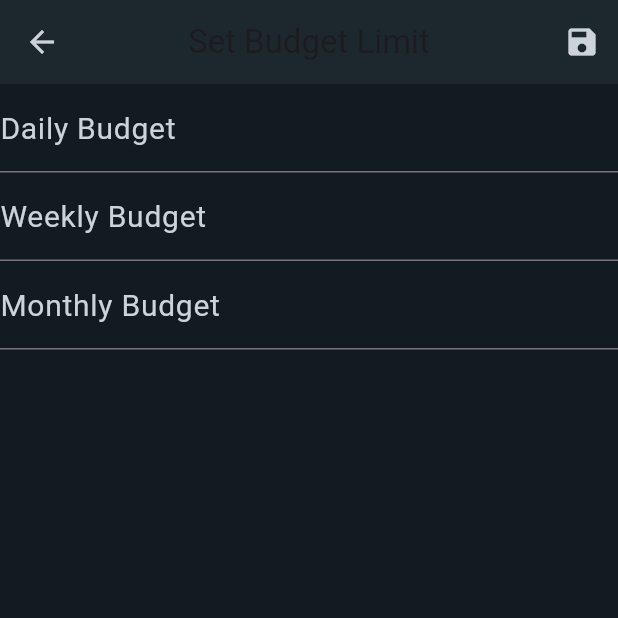
After one commit to spadrejuan/budget-bayani, a Flutter app: the SetLimitForm screen opened directly, after a tap on the "arrow back" icon, after a tap on the "add" icon, on a phone screen of 412 x 824 dp, the top half of it. The commit adds this screen. Run offline on Flutter 3.47's test engine with Material 3 defaults, Android fonts, the phone set to English and light mode, and no system bars; our stand-ins replace pie_chart, sqflite; missing offline and left inert: progresso; accounts and stored records are empty.

Commit message:
Added functional limits

```diff
--- a/budget_bayani/lib/db/db_helper.dart
+++ b/budget_bayani/lib/db/db_helper.dart
@@ -29,7 +29,7 @@ class DBHelper {
         "goal_name TEXT NOT NULL, goal_start TEXT NOT NULL,"
         "goal_end TEXT NOT NULL, goal_amount DOUBLE NOT NULL, income_category TEXT NOT NULL)");
     await database.execute("CREATE TABLE IF NOT EXISTS  limits(limit_id INTEGER PRIMARY KEY AUTOINCREMENT NOT NULL,"
-        "limit_number DOUBLE)");
+        "limit_amount DOUBLE, limit_threshold TEXT)");
   }
   Future<void> initDB() async {
     String path = await getDatabasesPath();
@@ -57,6 +57,7 @@ class DBHelper {
     final List<Map<String, Object?>> queryResult = await db.query('incomes');
     return queryResult.map((e) => Incomes.fromMap(e)).toList();
   }
+
   Future<int> insertGoal(Goal goal) async {
     int result = await db.insert('goals', goal.toMap());
     return result;
@@ -69,8 +70,31 @@ class DBHelper {
     final List<Map<String, Object?>> queryResult = await db.query('goals');
     return queryResult.map((e) => Goal.fromMap(e)).toList();
   }
-  Future<void> deleteUser(int id) async {
+  Future<void> deleteGoal(int id) async {
     await db.delete('goals', where: 'goal_id=?', whereArgs: [id]);
   }
 
+  Future<int> insertLimit(Limit limit) async {
+    int result = await db.insert('limits', limit.toMap());
+    return result;
+  }
+  Future<int> updateLimit(Limit limit) async {
+    int result = await db.update('limits', limit.toMap(), where: 'limit_id=?', whereArgs: [limit.limitId],);
+    return result;
+  }
+  Future<List<Limit>> retrieveLimit() async {
+    final List<Map<String, Object?>> queryResult = await db.query('limits');
+    return queryResult.map((e) => Limit.fromMap(e)).toList();
+  }
+  Future<void> deleteLimit(int id) async {
+    await db.delete('limits', where: 'limit_id=?', whereArgs: [id]);
+  }
+  Future<List<Limit>> retrieveLimitByThreshold(String string) async {
+    final List<Map<String, Object?>> queryResult = await db.rawQuery('SELECT * FROM limits WHERE limit_threshold=?', [string]);
+    return queryResult.map((e) => Limit.fromMap(e)).toList();
+  }
+  Future<void> deleteLimitByThreshold(String string) async {
+    await db.delete('limits', where: 'limit_threshold=?', whereArgs: [string]);
 }
+
+}
--- a/budget_bayani/lib/models/limits.dart
+++ b/budget_bayani/lib/models/limits.dart
@@ -1,30 +1,48 @@
-import 'package:budget_bayani/models/db_objects.dart';
+import 'db_objects.dart';
 // Inheritance, Encapsulation
-class Limits extends dbObject{
-  int _limitId;
-  double _limitNumber;
-  Limits({
-    required int limitId,
-    required double limitNumber,
-  }): _limitId = limitId, _limitNumber = limitNumber;
-  int get limitId => _limitId!;
-  set limitId(int value) {
-    _limitId = value;
+class Limit extends dbObject {
+  int? limitId;
+  double _limitAmount;
+  String _limitThreshold;
+
+  Limit({
+    this.limitId,
+    required double limitAmount,
+    required String limitThreshold,
+  })
+      :
+        _limitAmount = limitAmount,
+        _limitThreshold = limitThreshold;
+
+  double get limitAmount => _limitAmount;
+
+  set limitAmount(double value) {
+    _limitAmount = value;
   }
-  double get limitNumber => _limitNumber!;
-  set limitNumber(double value) {
-    _limitNumber = value;
+
+  String get limitThreshold => _limitThreshold;
+
+  set limitThreshold(String value) {
+    _limitThreshold = value;
   }
 
   @override
-  Map<String, dynamic> toMap(){
-    return{
-      'limitId': limitId,
-      'limitNumber': limitNumber,
+  Map<String, Object?> toMap() {
+    return {
+      'limit_id': limitId,
+      'limit_amount': limitAmount,
+      'limit_threshold': limitThreshold
     };
   }
+  Limit.fromMap(Map <String, dynamic> map)
+      :
+        limitId = map["limit_id"],
+        _limitAmount = map["limit_amount"],
+        _limitThreshold = map["limit_threshold"];
+
   @override
-  String toString(){
-    return 'Limit{limitId: $limitId, limitNumber: $limitNumber}';
+  String toString() {
+    return 'Limit{key: $limitId, limitAmount: $limitAmount, limitThreshold: $limitThreshold}';
   }
+
 }
--- a/budget_bayani/lib/screens/add_goals.dart
+++ b/budget_bayani/lib/screens/add_goals.dart
@@ -3,7 +3,6 @@ import 'package:budget_bayani/screens/financial_goals.dart';
 import 'package:flutter/material.dart';
 import 'package:intl/intl.dart';
 import '../components/AppColor.dart';
-import '../components/menu_bar.dart';
 import '../models/goals.dart';
 class AddGoal extends StatelessWidget {
   const AddGoal({super.key});
--- /dev/null
+++ b/budget_bayani/lib/screens/budget_planner.dart
@@ -0,0 +1,90 @@
+import 'package:budget_bayani/components/round_button.dart';
+import 'package:budget_bayani/db/db_helper.dart';
+import 'package:budget_bayani/screens/overview_goals.dart';
+import 'package:budget_bayani/screens/set_limit.dart';
+import 'package:flutter/material.dart';
+import 'package:intl/intl.dart';
+import 'package:progresso/progresso.dart';
+import '../components/AppColor.dart';
+import '../components/menu_bar.dart';
+import '../models/goals.dart';
+import 'add_goals.dart';
+import 'landing_page.dart';
+class BudgetPlanner extends StatefulWidget {
+  const BudgetPlanner({super.key});
+  @override
+  State<BudgetPlanner> createState() => _BudgetPlannerState();
+}
+class _BudgetPlannerState extends State<BudgetPlanner> {
+  late DBHelper db;
+  @override
+  void initState(){
+    super.initState();
+    db = DBHelper();
+    db.initDB().whenComplete(() async {
+      setState(() {});
+    });
+  }
+  @override
+  Widget build(BuildContext context) {
+    return Scaffold(
+      backgroundColor: AppColors.BGColor,
+      drawer: SideMenuBar(),
+      appBar: AppBar(
+        centerTitle: true,
+        title: const Text('Budget Planner'),
+        backgroundColor: AppColors.PanelBGColor,
+      ),
+      body: FutureBuilder(
+        future: db.retrieveLimit(),
+        builder: (context, snapshot) {
+          if (snapshot.connectionState == ConnectionState.waiting){
+            return const Center(
+                child: CircularProgressIndicator()
+            );
+          }
+          if (!snapshot.hasData){
+            return const Center(
+              child: Text(
+                'No data to show',
+                style: TextStyle(color: AppColors.TextColor),
+              ),
+            );
+          }
+          return ListView.builder(
+            itemCount: snapshot.data?.length,
+            itemBuilder: (context, index){
+              return Center(
+                child: Text(
+                  'ID: ' + snapshot.data![index].limitId.toString() +
+                      "Amount: " + snapshot.data![index].limitAmount.toString() +
+                      "Threshold: " + snapshot.data![index].limitThreshold,
+                ),
+              );
+            },
+          );
+        },
+      ),
+      bottomSheet: Container(
+        color: const Color(0xff121B1F),
+        height: 60,
+        child: Row(
+          children: [
+            const Spacer(),
+            Align(
+              alignment: Alignment.bottomRight,
+              child: RoundButton(
+                icon: Icons.add,
+                onPressed: () {
+                  Navigator.of(context).pushReplacement(MaterialPageRoute(
+                    builder: (context) => const SetLimit(),
+                  ));
+                },
+              ),
+            ),
+          ],
+        ),
+      ),
+    );
+  }
+}
--- a/budget_bayani/lib/screens/financial_goals.dart
+++ b/budget_bayani/lib/screens/financial_goals.dart
@@ -91,7 +91,7 @@ class _FinancialGoalsState extends State<FinancialGoals> {
                         children: [
                           IconButton(
                             onPressed: () async {
-                              await db.deleteUser(snapshot.data![index].goalId!);
+                              await db.deleteGoal(snapshot.data![index].goalId!);
                               setState(() {
                               });
                             },
--- a/budget_bayani/lib/screens/overview_goals.dart
+++ b/budget_bayani/lib/screens/overview_goals.dart
@@ -99,7 +99,7 @@ class _OverviewGoalsState extends State<OverviewGoals> {
                       children: [
                         IconButton(
                           onPressed: () async {
-                            await db.deleteUser(snapshot.data![index].goalId!);
+                            await db.deleteGoal(snapshot.data![index].goalId!);
                             setState(() {
                             });
                           },
--- /dev/null
+++ b/budget_bayani/lib/screens/set_limit.dart
@@ -0,0 +1,156 @@
+import 'package:budget_bayani/db/db_helper.dart';
+import 'package:budget_bayani/screens/budget_planner.dart';
+import 'package:flutter/material.dart';
+import '../components/AppColor.dart';
+import '../models/limits.dart';
+class SetLimit extends StatelessWidget {
+  const SetLimit({super.key});
+  @override
+  Widget build(BuildContext context) {
+    return const MaterialApp(
+        home: SetLimitForm()
+    );
+  }
+}
+class SetLimitForm extends StatefulWidget {
+  const SetLimitForm({super.key});
+  @override
+  State<SetLimitForm> createState() => _SetLimitFormState();
+}
+class _SetLimitFormState extends State<SetLimitForm> {
+  final _formKey = GlobalKey<FormState>();
+  TextEditingController dailyLimit = TextEditingController();
+  TextEditingController weeklyLimit = TextEditingController();
+  TextEditingController monthlyLimit = TextEditingController();
+  late DBHelper db;
+  @override
+  void initState(){
+    super.initState();
+    db = DBHelper();
+    db.initDB().whenComplete(() async {
+      setState(() {});
+    });
+  }
+  Future<void> addLimit() async{
+    if (dailyLimit.text.isNotEmpty){
+      Limit limit = Limit(limitAmount: double.parse(dailyLimit.text), limitThreshold: 'Daily');
+      List<Limit> validator =  await getOldLimits('Daily');
+      if (validator == null){
+        await insertLimit(limit);
+      }
+      await deleteOldLimit('Daily');
+      await insertLimit(limit);
+    }
+    if (weeklyLimit.text.isNotEmpty){
+      Limit limit = Limit(limitAmount: double.parse(weeklyLimit.text), limitThreshold: 'Weekly');
+      List<Limit> validator =  await getOldLimits('Weekly');
+      if (validator == null){
+        await insertLimit(limit);
+      }
+      await deleteOldLimit('Weekly');
+      await insertLimit(limit);
+    }
+    if (monthlyLimit.text.isNotEmpty){
+      Limit limit = Limit(limitAmount: double.parse(monthlyLimit.text), limitThreshold: 'Monthly');
+      List<Limit> validator =  await getOldLimits('Monthly');
+      if (validator == null){
+        await insertLimit(limit);
+      }
+      await deleteOldLimit('Monthly');
+      await insertLimit(limit);
+    }
+  }
+  Future<int> insertLimit (Limit limit) async{
+    return await db.insertLimit(limit);
+  }
+  Future<List<Limit>> getOldLimits(String string) async{
+    return await db.retrieveLimitByThreshold(string);
+  }
+  Future<void> deleteOldLimit (String string) async {
+    return await db.deleteLimitByThreshold(string);
+  }
+  @override
+  Widget build(BuildContext context) {
+    return Scaffold(
+        backgroundColor: AppColors.BGColor,
+        appBar: AppBar(
+          centerTitle: true,
+          title: const Text('Set Budget Limit'),
+          backgroundColor: AppColors.PanelBGColor,
+          leading: IconButton(
+            icon: const Icon(
+                Icons.arrow_back,
+                color: Color(0xffCCD3D9)
+            ),
+            onPressed: (){
+              Navigator.of(context).pushReplacement(MaterialPageRoute(
+                builder: (context) => const BudgetPlanner(),
+              ));
+            },
+          ),
+          actions: <Widget>[
+            IconButton(
+              icon: const Icon(
+                  Icons.save,
+                  color: Color(0xffCCD3D9)
+              ),
+              onPressed: () async{
+                await addLimit();
+                Navigator.of(context).pushReplacement(MaterialPageRoute(
+                  builder: (context) => const BudgetPlanner(),
+                ));
+              },
+            ),
+          ],
+        ),
+        body: SingleChildScrollView(
+          child: Column(
+            crossAxisAlignment: CrossAxisAlignment.center,
+            children: <Widget>[
+              Form(
+                key: _formKey,
+                child: Column(
+                  crossAxisAlignment: CrossAxisAlignment.start,
+                  children: <Widget>[
+                    TextFormField(
+                      style: const TextStyle(color: AppColors.TextColor),
+                      controller: dailyLimit,
+                      keyboardType: TextInputType.phone,
+                      decoration: const InputDecoration(
+                        labelText: 'Daily Budget',
+                        labelStyle: TextStyle(
+                          color: AppColors.TextColor, fontSize: 20,
+                        ),
+                      ),
+                    ),
+                    TextFormField(
+                      style: const TextStyle(color: AppColors.TextColor),
+                      controller: weeklyLimit,
+                      keyboardType: TextInputType.phone,
+                      decoration: const InputDecoration(
+                        labelText: 'Weekly Budget',
+                        labelStyle: TextStyle(
+                          color: AppColors.TextColor, fontSize: 20,
+                        ),
+                      ),
+                    ),
+                    TextFormField(
+                      style: const TextStyle(color: AppColors.TextColor),
+                      controller: monthlyLimit,
+                      keyboardType: TextInputType.phone,
+                      decoration: const InputDecoration(
+                        labelText: 'Monthly Budget',
+                        labelStyle: TextStyle(
+                          color: AppColors.TextColor, fontSize: 20,
+                        ),
+                      ),
+                    ),
+                  ],
+                ),
+              ),
+            ],
+          ),
+        )
+    );
+  }
+}
```
Also changed, not shown: budget_bayani/lib/components/menu_bar.dart (+2 -6 lines), budget_bayani/lib/screens/test.dart (deleted, +0 -32 lines).
